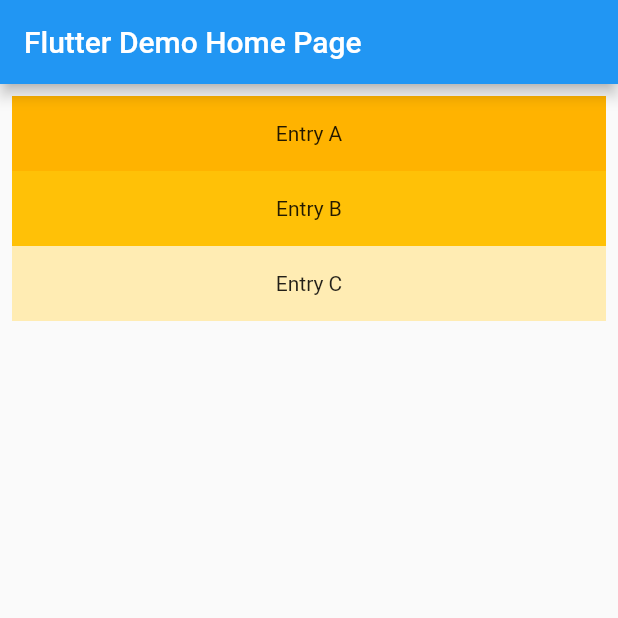
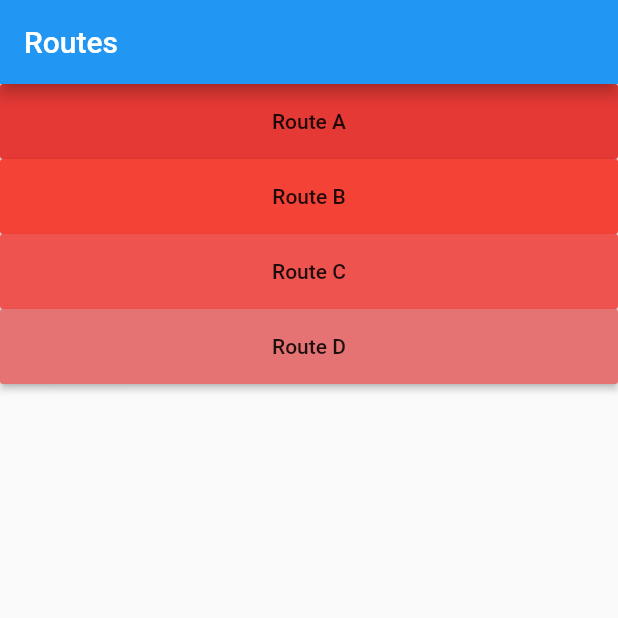
Before and after one commit to imcrazydia/flutter_listview, a Flutter app: the screen it shows after launch, on a phone screen of 412 x 824 dp, the top half of it. Run offline on Flutter 3.47's test engine with Material 2 defaults, Android fonts, the phone set to English and light mode, and no system bars.

Commit message:
Changed ListView
The ListView holds four different buttons that each lead to there own page

```diff
--- a/lib/main.dart
+++ b/lib/main.dart
@@ -1,80 +1,153 @@
 import 'package:flutter/material.dart';
 
 void main() {
-  runApp(MyApp());
+  runApp(MaterialApp(
+    title: 'Navigation Basics',
+    home: FirstRoute(),
+  ));
 }
 
-class MyApp extends StatelessWidget {
-  // This widget is the root of your application.
+class FirstRoute extends StatelessWidget {
   @override
   Widget build(BuildContext context) {
-    return MaterialApp(
-      title: 'Flutter Demo',
-      theme: ThemeData(
-        // This is the theme of your application.
-        //
-        // Try running your application with "flutter run". You'll see the
-        // application has a blue toolbar. Then, without quitting the app, try
-        // changing the primarySwatch below to Colors.green and then invoke
-        // "hot reload" (press "r" in the console where you ran "flutter run",
-        // or simply save your changes to "hot reload" in a Flutter IDE).
-        // Notice that the counter didn't reset back to zero; the application
-        // is not restarted.
-        primarySwatch: Colors.blue,
-        // This makes the visual density adapt to the platform that you run
-        // the app on. For desktop platforms, the controls will be smaller and
-        // closer together (more dense) than on mobile platforms.
-        visualDensity: VisualDensity.adaptivePlatformDensity,
+    return Scaffold(
+      appBar: AppBar(
+        title: Text('Routes'),
       ),
-      home: MyHomePage(title: 'Flutter Demo Home Page'),
+      body: Center(
+        child: ListView(
+          children: [
+            MaterialButton(
+              child: Text('Route A'),
+              height: 50,
+              color: Colors.red[600],
+              onPressed: () {
+                Navigator.push(
+                  context,
+                  MaterialPageRoute(builder: (context) => SecondRoute()),
+                );
+              },
+            ),
+            MaterialButton(
+              child: Text('Route B'),
+              height: 50,
+              color: Colors.red,
+              onPressed: () {
+                Navigator.push(
+                  context,
+                  MaterialPageRoute(builder: (context) => ThirdRoute()),
+                );
+              },
+            ),
+            MaterialButton(
+              child: Text('Route C'),
+              height: 50,
+              color: Colors.red[400],
+              onPressed: () {
+                Navigator.push(
+                  context,
+                  MaterialPageRoute(builder: (context) => FourthRoute()),
+                );
+              },
+            ),
+            MaterialButton(
+              child: Text('Route D'),
+              height: 50,
+              color: Colors.red[300],
+              onPressed: () {
+                Navigator.push(
+                  context,
+                  MaterialPageRoute(builder: (context) => FifthRoute()),
+                );
+              },
+            ),
+          ],
+        ),
+      ),
     );
   }
 }
 
-class MyHomePage extends StatefulWidget {
-  MyHomePage({Key key, this.title}) : super(key: key);
-
-  // This widget is the home page of your application. It is stateful, meaning
-  // that it has a State object (defined below) that contains fields that affect
-  // how it looks.
-
-  // This class is the configuration for the state. It holds the values (in this
-  // case the title) provided by the parent (in this case the App widget) and
-  // used by the build method of the State. Fields in a Widget subclass are
-  // always marked "final".
-
-  final String title;
-
-  @override
-  _MyHomePageState createState() => _MyHomePageState();
-}
-
-class _MyHomePageState extends State<MyHomePage> {
+class SecondRoute extends StatelessWidget {
   @override
   Widget build(BuildContext context) {
     return Scaffold(
-        appBar: AppBar(
-          title: Text(widget.title),
+      appBar: AppBar(
+        title: Text("Route A"),
+      ),
+      body: Center(
+        child: MaterialButton(
+          onPressed: () {
+            Navigator.pop(context);
+          },
+          height: 50,
+          color: Colors.blue[600],
+          child: Text('Go back to the overview'),
         ),
-        body: ListView(
-          padding: const EdgeInsets.all(8),
-          children: <StatelessWidget>[
-            Container(
-              height: 50,
-              color: Colors.amber[600],
-              child: const Center(child: Text('Entry A')),
-            ),
-            Container(
-              height: 50,
-              color: Colors.amber[500],
-              child: const Center(child: Text('Entry B')),
-            ),
-            Container(
-              height: 50,
-              color: Colors.amber[100],
-              child: const Center(child: Text('Entry C')),
-            ),
-          ],
-        ));
+      ),
+    );
   }
 }
+
+class ThirdRoute extends StatelessWidget {
+  @override
+  Widget build(BuildContext context) {
+    return Scaffold(
+      appBar: AppBar(
+        title: Text("Route B"),
+      ),
+      body: Center(
+        child: MaterialButton(
+          onPressed: () {
+            Navigator.pop(context);
+          },
+          height: 50,
+          color: Colors.blue,
+          child: Text('Go back to the overview'),
+        ),
+      ),
+    );
+  }
+}
+
+class FourthRoute extends StatelessWidget {
+  @override
+  Widget build(BuildContext context) {
+    return Scaffold(
+      appBar: AppBar(
+        title: Text("Route C"),
+      ),
+      body: Center(
+        child: MaterialButton(
+          onPressed: () {
+            Navigator.pop(context);
+          },
+          height: 50,
+          color: Colors.blue[400],
+          child: Text('Go back to the overview'),
+        ),
+      ),
+    );
+  }
+}
+
+class FifthRoute extends StatelessWidget {
+  @override
+  Widget build(BuildContext context) {
+    return Scaffold(
+      appBar: AppBar(
+        title: Text("Route D"),
+      ),
+      body: Center(
+        child: MaterialButton(
+          onPressed: () {
+            Navigator.pop(context);
+          },
+          height: 50,
+          color: Colors.blue[300],
+          child: Text('Go back to the overview'),
+        ),
+      ),
+    );
+  }
+}
```
Also changed, not shown: 1 other file.
